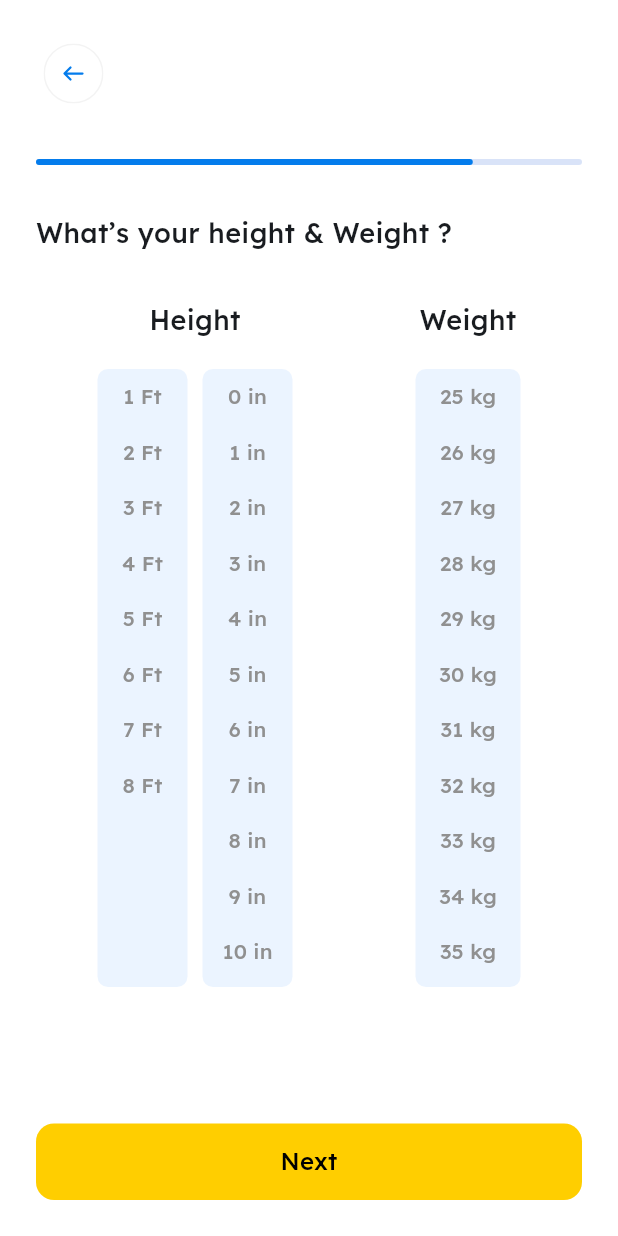
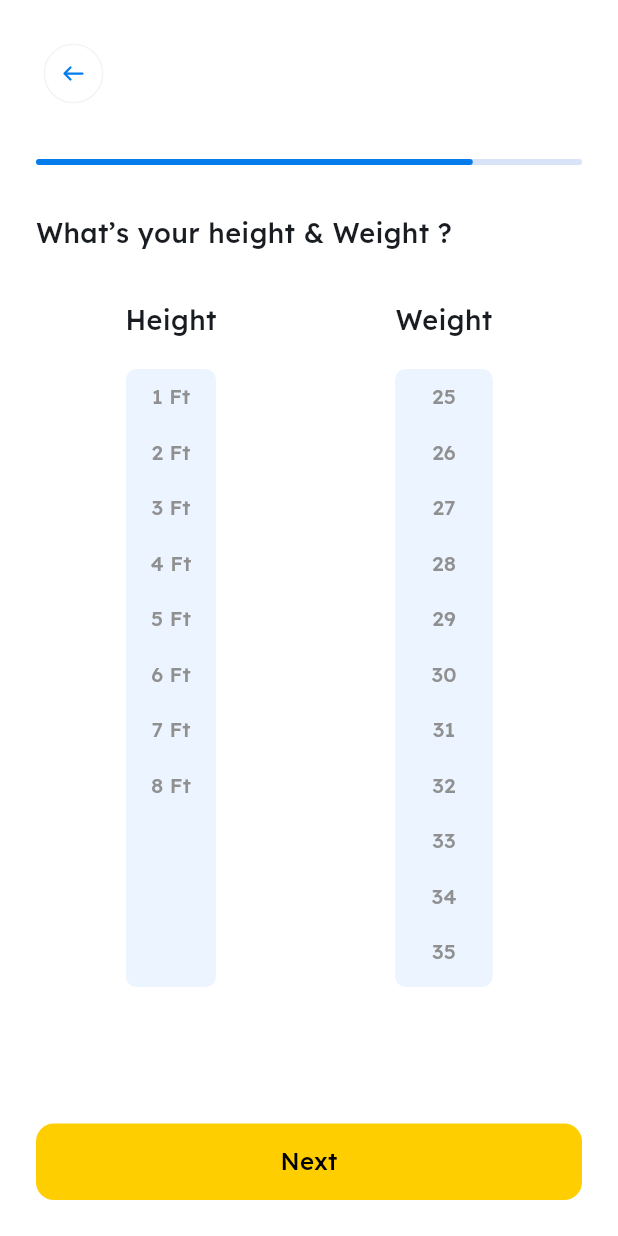
Before and after one commit to IsmailHosenIsmailJames/x_obese, a Flutter app: the InfoCollector screen opened by its route, swiped to page 4, on a phone screen of 412 x 824 dp. Run offline on Flutter 3.47's test engine with Material 3 defaults, Android fonts, the phone set to English and light mode, and no system bars; our stand-ins replace bloc, cached_network_image, connectivity_plus, dartx, dio, equatable and 25 more; missing offline and left inert: flutter_foreground_task, gpt_markdown, health; accounts and stored records are empty; network calls fail.

Commit message:
feat: update weight to double, implement decimal selection in UI, and remove unused imports

```diff
--- a/lib/src/screens/home/statistics_overview_screen.dart
+++ b/lib/src/screens/home/statistics_overview_screen.dart
@@ -1,6 +1,5 @@
 import "package:fl_chart/fl_chart.dart";
 import "package:flutter/material.dart";
-import "package:flutter_svg/flutter_svg.dart";
 import "package:get/get.dart";
 import "package:gap/gap.dart";
 import "package:intl/intl.dart";
--- a/lib/src/screens/info_collector/model/user_info_model.dart
+++ b/lib/src/screens/info_collector/model/user_info_model.dart
@@ -12,7 +12,7 @@ class UserInfoModel {
   DateTime? birth;
   int? heightFt;
   int? heightIn;
-  int? weight;
+  double? weight;
   bool isGuest;
 
   UserInfoModel({
@@ -43,7 +43,7 @@ class UserInfoModel {
     DateTime? birth,
     int? heightFt,
     int? heightIn,
-    int? weight,
+    double? weight,
     bool? isGuest,
   }) => UserInfoModel(
     id: id ?? this.id,
@@ -79,7 +79,7 @@ class UserInfoModel {
       birth: json["birth"] != null ? DateTime.parse(json["birth"]) : null,
       heightFt: json["heightFt"],
       heightIn: json["heightIn"],
-      weight: json["weight"],
+      weight: (json["weight"] as num?)?.toDouble(),
       isGuest: json["isGuest"] ?? false,
     );
   }
--- a/lib/src/screens/info_collector/pages/height_weigth.dart
+++ b/lib/src/screens/info_collector/pages/height_weigth.dart
@@ -18,14 +18,17 @@ class _HeightWeigthCollectorState extends State<HeightWeigthCollector> {
   final AllInfoController controller = Get.find();
   int? fit;
   int? inch;
-  int? weight;
+  int? weightInt;
+  int? weightDecimal;
   @override
   void initState() {
     if (controller.allInfo.value.heightFt != null &&
         controller.allInfo.value.weight != null) {
       fit = controller.allInfo.value.heightFt;
       inch = controller.allInfo.value.heightIn;
-      weight = controller.allInfo.value.weight!.toInt();
+      double w = controller.allInfo.value.weight!;
+      weightInt = w.toInt();
+      weightDecimal = ((w - weightInt!) * 10).round();
     }
     super.initState();
   }
@@ -110,6 +113,7 @@ class _HeightWeigthCollectorState extends State<HeightWeigthCollector> {
                                   ),
                             ),
                           ),
+                          if (fit != null) ...[
                             const Gap(10),
                             Container(
                               width: 60,
@@ -135,6 +139,7 @@ class _HeightWeigthCollectorState extends State<HeightWeigthCollector> {
                               ),
                             ),
                           ],
+                        ],
                       ),
                     ],
                   ),
@@ -148,8 +153,11 @@ class _HeightWeigthCollectorState extends State<HeightWeigthCollector> {
                         ),
                       ),
                       const Gap(20),
+                      Row(
+                        crossAxisAlignment: CrossAxisAlignment.start,
+                        children: [
                           Container(
-                        width: 70,
+                            width: 65,
                             height: MediaQuery.of(context).size.height * 0.5,
                             decoration: BoxDecoration(
                               color: MyAppColors.transparentGray,
@@ -160,16 +168,65 @@ class _HeightWeigthCollectorState extends State<HeightWeigthCollector> {
                               itemBuilder:
                                   (context, index) => getButtonSelection(
                                     index: index + 25,
-                                toCompare: weight,
-                                text: "${index + 25} kg",
+                                    toCompare: weightInt,
+                                    text: "${index + 25}",
 
                                     onPressed: () {
                                       setState(() {
-                                    weight = index + 25;
+                                        weightInt = index + 25;
                                       });
                                     },
                                   ),
                             ),
+                          ),
+                          if (weightInt != null) ...[
+                            const Gap(5),
+                            Container(
+                              padding: const EdgeInsets.only(top: 10),
+                              child: const Text(
+                                ".",
+                                style: TextStyle(
+                                  fontSize: 24,
+                                  fontWeight: FontWeight.bold,
+                                ),
+                              ),
+                            ),
+                            const Gap(5),
+                            Container(
+                              width: 50,
+                              height: MediaQuery.of(context).size.height * 0.5,
+                              decoration: BoxDecoration(
+                                color: MyAppColors.transparentGray,
+                                borderRadius: BorderRadius.circular(7),
+                              ),
+                              child: ListView.builder(
+                                itemCount: 10,
+                                itemBuilder:
+                                    (context, index) => getButtonSelection(
+                                      index: index,
+                                      toCompare: weightDecimal,
+                                      text: "$index",
+                                      onPressed: () {
+                                        setState(() {
+                                          weightDecimal = index;
+                                        });
+                                      },
+                                    ),
+                              ),
+                            ),
+                            const Gap(5),
+                            Container(
+                              padding: const EdgeInsets.only(top: 10),
+                              child: const Text(
+                                "kg",
+                                style: TextStyle(
+                                  fontSize: 16,
+                                  fontWeight: FontWeight.w500,
+                                ),
+                              ),
+                            ),
+                          ],
+                        ],
                       ),
                     ],
                   ),
@@ -181,10 +238,13 @@ class _HeightWeigthCollectorState extends State<HeightWeigthCollector> {
                 width: double.infinity,
                 child: ElevatedButton(
                   onPressed: () {
-                    if (fit != null && weight != null) {
+                    if (fit != null && weightInt != null) {
                       controller.allInfo.value.heightFt = fit;
                       controller.allInfo.value.heightIn = inch;
-                      controller.allInfo.value.weight = weight;
+                      double combinedWeight =
+                          weightInt!.toDouble() +
+                          (weightDecimal ?? 0).toDouble() / 10.0;
+                      controller.allInfo.value.weight = combinedWeight;
                       widget.pageController.nextPage(
                         duration: const Duration(milliseconds: 300),
                         curve: Curves.linear,
--- a/lib/src/screens/settings/personal_details_view.dart
+++ b/lib/src/screens/settings/personal_details_view.dart
@@ -119,7 +119,7 @@ class PersonalDetailsView extends StatelessWidget {
                       const Text("Weight"),
                       const Spacer(),
                       Text(
-                        "${allInfoController.allInfo.value.weight} kg",
+                        "${allInfoController.allInfo.value.weight?.toStringAsFixed(1) ?? 0} kg",
                         style: TextStyle(
                           fontSize: 12,
                           fontWeight: FontWeight.w300,
```
Lines whose indentation alone changed are shown as unchanged.
